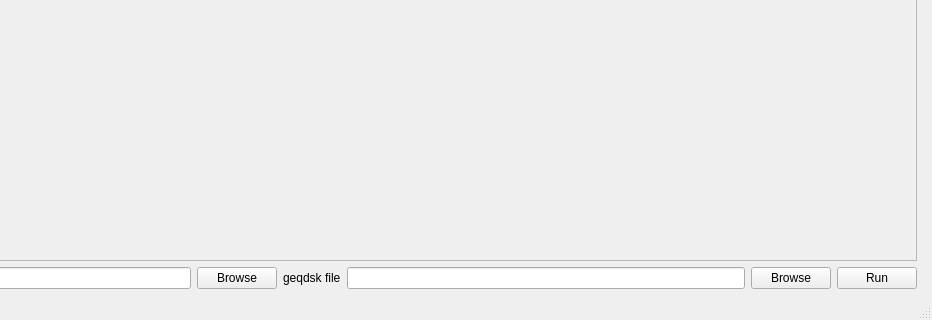
boutproject/hypnotoad, file hypnotoad2/gui/hypnotoad2_mainWindow.ui: the form before one commit; both pictures show x 283 to 1215 and y 543 to 863 of the 1215 by 863 pixel window.
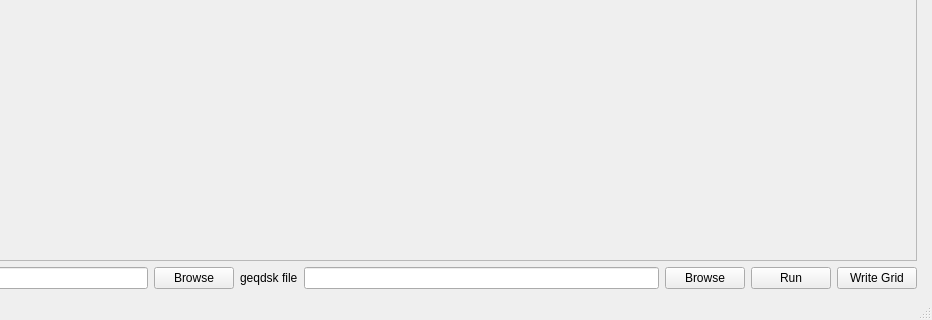
The form after the commit. Icons and pictures are not drawn.

Commit message: GUI: Add button for writing grid

Patch:
```diff
--- a/hypnotoad2/gui/hypnotoad2_mainWindow.ui
+++ b/hypnotoad2/gui/hypnotoad2_mainWindow.ui
@@ -84,6 +84,13 @@
             </property>
            </widget>
           </item>
+          <item>
+           <widget class="QPushButton" name="write_grid_button">
+            <property name="text">
+             <string>Write Grid</string>
+            </property>
+           </widget>
+          </item>
          </layout>
         </item>
        </layout>
```
The commit also changes 2 other files.
